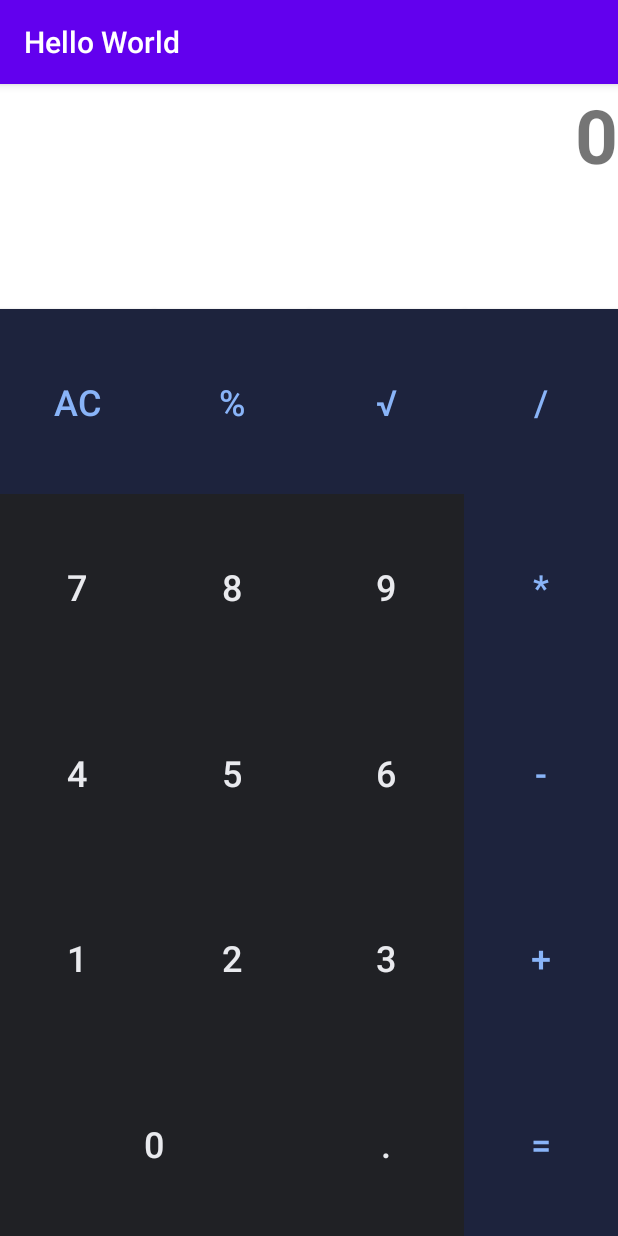
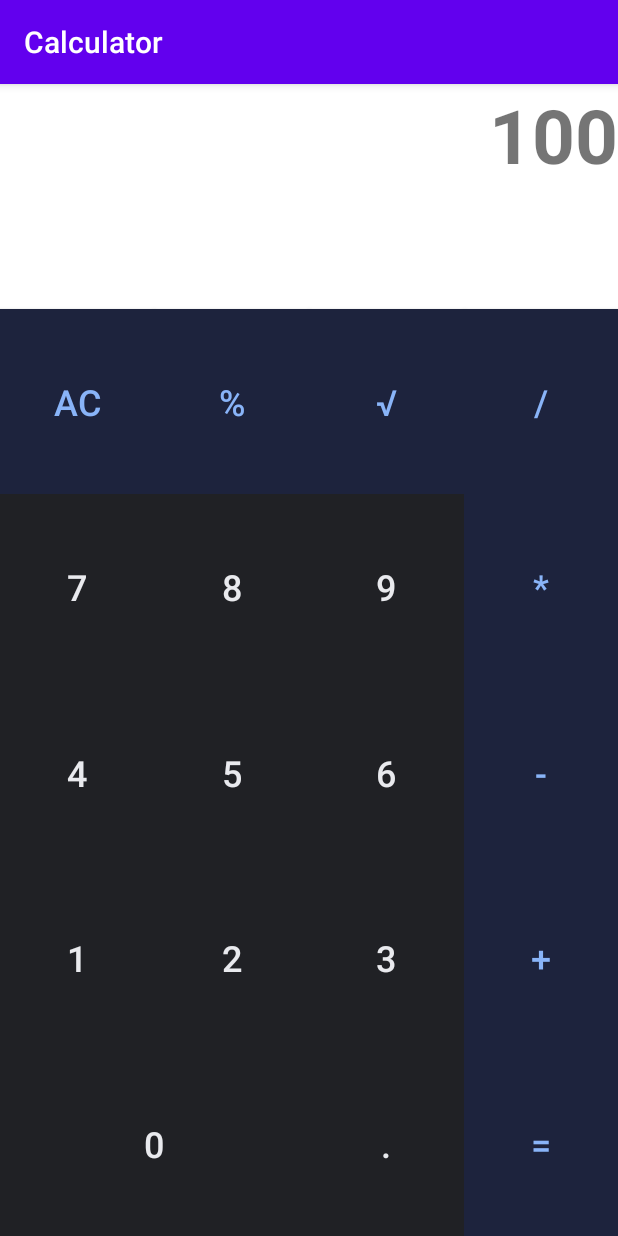
Before and after one commit to chrisalzam/RepositorioNuevo, an Android app: the screen it shows after launch (CalculatorActivity), after a tap on "CALCULATOR", on a phone screen of 412 x 824 dp. Run offline under Robolectric (Android 15) with nearby library versions, the phone set to English and light mode, and no system bars; our stand-ins replace Timber.

Commit message:
Intent extra, bundle and parcelable

```diff
--- a/HelloWorld/app/src/main/AndroidManifest.xml
+++ b/HelloWorld/app/src/main/AndroidManifest.xml
@@ -3,6 +3,7 @@
     package="com.example.user.helloworld">
 
     <uses-permission android:name="android.permission.CALL_PHONE" />
+
     <application
         android:name=".MyApp"
         android:allowBackup="true"
@@ -12,10 +13,12 @@
         android:roundIcon="@mipmap/ic_launcher_round"
         android:supportsRtl="true"
         android:theme="@style/AppTheme">
+        <activity android:name=".PersonDetailsActivity"></activity>
         <activity android:name=".CalculatorActivity" />
         <activity android:name=".MainActivity">
             <intent-filter>
                 <action android:name="android.intent.action.MAIN" />
+
                 <category android:name="android.intent.category.LAUNCHER" />
             </intent-filter>
         </activity>
--- a/HelloWorld/app/src/main/java/com/example/user/helloworld/CalculatorActivity.kt
+++ b/HelloWorld/app/src/main/java/com/example/user/helloworld/CalculatorActivity.kt
@@ -9,13 +9,19 @@ import timber.log.Timber
 import kotlin.math.sqrt
 
 class CalculatorActivity : AppCompatActivity() {
-    lateinit var calculator: Calculator
+    private lateinit var calculator: Calculator
 
     override fun onCreate(savedInstanceState: Bundle?) {
         super.onCreate(savedInstanceState)
         setContentView(R.layout.activity_calculator_constraint_layout)
 
         calculator = Calculator()
+
+        val bundle = intent.getBundleExtra(CALCULATOR_SECOND_KEY)
+        calculator.firstValue = bundle?.getInt(CALCULATOR_KEY, 0).toString()
+        showResult(calculator.firstValue)
+
+        title = bundle?.getString(CALCULATOR_BUNDLE_KEY)
     }
 
     fun onNumberButtonClicked(view: View) {
--- a/HelloWorld/app/src/main/java/com/example/user/helloworld/MainActivity.kt
+++ b/HelloWorld/app/src/main/java/com/example/user/helloworld/MainActivity.kt
@@ -1,12 +1,18 @@
 package com.example.user.helloworld
 
-import android.annotation.SuppressLint
 import android.content.Intent
 import android.net.Uri
 import android.os.Bundle
 import android.view.View
 import androidx.appcompat.app.AppCompatActivity
 import timber.log.Timber
+
+const val CALCULATOR_FIRST_VALUE = 100
+const val CALCULATOR_KEY = "calculator-key"
+const val CALCULATOR_SECOND_KEY = "calculator-second-key"
+const val CALCULATOR_BUNDLE_KEY = "calculator-bundle-key"
+
+const val PERSON_KEY = "person-key"
 
 class MainActivity : AppCompatActivity() {
 
@@ -18,6 +24,10 @@ class MainActivity : AppCompatActivity() {
     fun calculatorButtonClick(view: View) {
         Timber.d("MainActivity_TAG: calculatorButtonClick: ")
         val intent = Intent(this, CalculatorActivity::class.java)
+        intent.putExtra(CALCULATOR_SECOND_KEY, Bundle().apply {
+            putInt(CALCULATOR_KEY, CALCULATOR_FIRST_VALUE)
+            putString(CALCULATOR_BUNDLE_KEY, "Calculator")
+        })
         startActivity(intent)
     }
 
@@ -44,12 +54,9 @@ class MainActivity : AppCompatActivity() {
         startActivity(shareIntent)
     }
 
-    @SuppressLint("MissingPermission")
     fun makePhoneCallButtonClick(view: View) {
         Timber.d("MainActivity_TAG: makePhoneCallButtonClick: ")
         checkPermissions()
-        val intent = Intent(Intent.ACTION_CALL, Uri.parse("tel:" + "8120142536"))
-        startActivity(intent)
     }
 
     private fun checkPermissions() {
@@ -61,6 +68,9 @@ class MainActivity : AppCompatActivity() {
             Timber.d("MainActivity_TAG: checkPermissions: permissionCode: $permissionCode, permissionGranted: $permissionGranted")
             if (!permissionGranted) {
                 checkSelfPermission(PermissionManager.Permissions.PHONE_CALL.toString())
+            } else {
+                val intent = Intent(Intent.ACTION_CALL, Uri.parse("tel:" + "8120142536"))
+                startActivity(intent)
             }
         }
     }
@@ -74,4 +84,20 @@ class MainActivity : AppCompatActivity() {
         Timber.d("MainActivity_TAG: onRequestPermissionsResult: ")
         makePhoneCallButtonClick(findViewById(R.id.btnMakePhoneCall))
     }
+
+    fun pacelableClick(view: View) {}
+
+    fun showPersonDetailsClick(view: View) {
+        Timber.d("MainActivity_TAG: showPersonDetailsClick: ")
+        val person = Person().apply {
+            name = "Christian"
+            age = "30 years"
+            position = "Teacher"
+        }
+
+        val intent = Intent(this, PersonDetailsActivity::class.java)
+        intent.putExtra(PERSON_KEY, person)
+
+        startActivity(intent)
+    }
 }
--- a/HelloWorld/app/src/main/res/values/strings.xml
+++ b/HelloWorld/app/src/main/res/values/strings.xml
@@ -1,27 +1,27 @@
 <resources>
     <string name="app_name">Hello World</string>
     <string name="hi">Hiiiii</string>
-    <string translatable="false" name="result">0</string>
-    <string translatable="false" name="value_1">1</string>
-    <string translatable="false" name="value_2">2</string>
-    <string translatable="false" name="value_3">3</string>
-    <string translatable="false" name="value_4">4</string>
-    <string translatable="false" name="value_5">5</string>
-    <string translatable="false" name="value_6">6</string>
-    <string translatable="false" name="value_7">7</string>
-    <string translatable="false" name="value_8">8</string>
-    <string translatable="false" name="value_9">9</string>
-    <string translatable="false" name="calculator_button">Calculator</string>
-    <string translatable="false" name="value_0">0</string>
-    <string translatable="false" name="point">.</string>
-    <string translatable="false" name="ac">AC</string>
-    <string translatable="false" name="equal">=</string>
-    <string translatable="false" name="percentage">%</string>
-    <string translatable="false" name="squareroot">√</string>
-    <string translatable="false" name="division">/</string>
-    <string translatable="false" name="multiplication">*</string>
-    <string translatable="false" name="subtraction">-</string>
-    <string translatable="false" name="addition">+</string>
+    <string name="result" translatable="false">0</string>
+    <string name="value_1" translatable="false">1</string>
+    <string name="value_2" translatable="false">2</string>
+    <string name="value_3" translatable="false">3</string>
+    <string name="value_4" translatable="false">4</string>
+    <string name="value_5" translatable="false">5</string>
+    <string name="value_6" translatable="false">6</string>
+    <string name="value_7" translatable="false">7</string>
+    <string name="value_8" translatable="false">8</string>
+    <string name="value_9" translatable="false">9</string>
+    <string name="calculator_button" translatable="false">Calculator</string>
+    <string name="value_0" translatable="false">0</string>
+    <string name="point" translatable="false">.</string>
+    <string name="ac" translatable="false">AC</string>
+    <string name="equal" translatable="false">=</string>
+    <string name="percentage" translatable="false">%</string>
+    <string name="squareroot" translatable="false">√</string>
+    <string name="division" translatable="false">/</string>
+    <string name="multiplication" translatable="false">*</string>
+    <string name="subtraction" translatable="false">-</string>
+    <string name="addition" translatable="false">+</string>
     <string name="activity_for_result_button" translatable="false">Activity for result</string>
     <string name="implicit_intent_button">Implicit Intent</string>
     <string name="make_phone_call_button">Make Phone Call</string>
```
Also changed, not shown: HelloWorld/app/src/main/java/com/example/user/helloworld/Person.kt (added, +36 -0 lines), HelloWorld/app/src/main/java/com/example/user/helloworld/PersonDetailsActivity.kt (added, +36 -0 lines), HelloWorld/app/src/main/res/layout/activity_main.xml (+12 -0 lines), HelloWorld/app/src/main/res/layout/activity_person_details.xml (added, +32 -0 lines).
